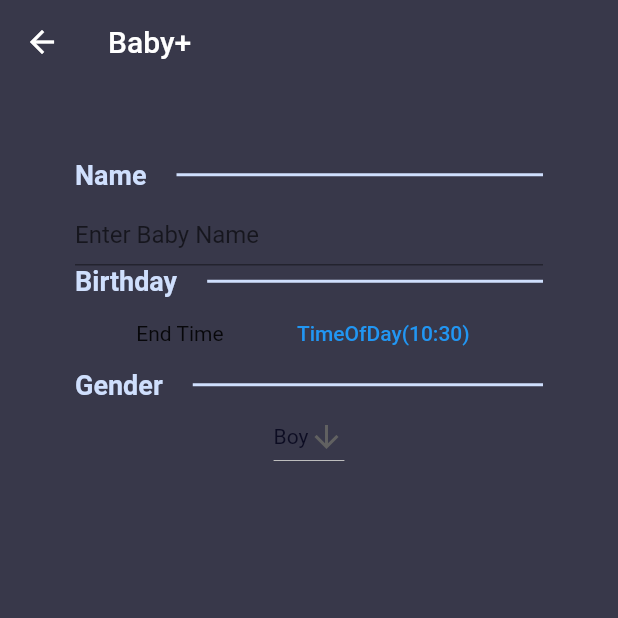
After one commit to andycobson/TowelsOfTheGalaxy, a Flutter app: the BabyCreateView screen opened directly, on a phone screen of 412 x 824 dp, the top half of it. The commit adds this screen. Run offline on Flutter 3.47's test engine with Material 2 defaults, Android fonts, the phone set to English and light mode, and no system bars; our stand-ins replace cloud_firestore, equatable, firebase_auth, firebase_core, shared_preferences; accounts and stored records are empty; generated files the repository leaves out were written again.

Commit message:
Manually injected Baby+ page from henry-food branch to henryv2 branch

```diff
--- a/lib/component/navigation_handling.dart
+++ b/lib/component/navigation_handling.dart
@@ -9,7 +9,7 @@ import 'package:baby_tracks/view/metric_views/throwup_view.dart';
 import 'package:baby_tracks/view/nav_views/metrics_view.dart';
 import 'package:baby_tracks/view/nav_views/settings_view.dart';
 import 'package:baby_tracks/view/metric_views/test_view.dart';
-
+import 'package:baby_tracks/view/metric_views/babycreate_view.dart';
 import 'package:flutter/material.dart';
 import '../view/entries_views/CustomFilter.dart';
 import '../view/entries_views/PastSvnDays.dart';
@@ -61,6 +61,7 @@ class TabNavigator extends StatelessWidget {
       dayRoute: (context) => DaysView(),
       weekRoute: (context) => WeeksView(),
       customRoute: (context) => CustomView(),
+      babycreateRoute: (context) => BabyCreateView(),
       testRoute: (context) => TestView(),
     };
   }
--- a/lib/constants/routes.dart
+++ b/lib/constants/routes.dart
@@ -16,3 +16,4 @@ const dayRoute = '/days';
 const weekRoute = '/week';
 const customRoute = '/custom';
 const testRoute = '/test';
+const babycreateRoute = '/babycreate';
--- a/lib/model/card_item.dart
+++ b/lib/model/card_item.dart
@@ -11,6 +11,7 @@ import '../constants/routes.dart';
 import '../view/entries_views/CustomFilter.dart';
 import '../view/entries_views/PastSvnDays.dart';
 import '../view/entries_views/TodaysEntrys.dart';
+import '../view/metric_views/babycreate_view.dart';
 
 class CardItem {
   String title = "";
@@ -37,6 +38,7 @@ class CardItem {
           const VaccineView(), vaccineRoute),
       CardItem('Test', const Color.fromARGB(255, 231, 255, 172), TestView(),
           testRoute),
+      CardItem('BABY+', Colors.blue, BabyCreateView(), babycreateRoute),
     ];
   }
 }
--- /dev/null
+++ b/lib/view/metric_views/babycreate_view.dart
@@ -0,0 +1,169 @@
+import 'package:flutter/material.dart';
+import 'package:intl/intl.dart';
+import 'package:baby_tracks/constants/palette.dart';
+import 'package:baby_tracks/model/FoodMetricModel.dart';
+import 'package:baby_tracks/component/text_divider.dart';
+import 'package:baby_tracks/model/AppUser.dart';
+import 'package:baby_tracks/service/auth.dart';
+import 'package:baby_tracks/service/database.dart';
+
+class BabyCreateView extends StatefulWidget {
+  const BabyCreateView({super.key});
+
+  @override
+  State<BabyCreateView> createState() => _BabyCreateViewState();
+}
+
+class _BabyCreateViewState extends State<BabyCreateView> {
+  TimeOfDay time = TimeOfDay.now();
+  static const List<String> list = <String>['Boy', 'Girl'];
+  String dropdownValue = list.first;
+
+  @override
+  Widget build(BuildContext context) {
+    return Scaffold(
+      appBar: AppBar(
+        title: Text('Baby+'),
+        backgroundColor: ColorPalette.backgroundRGB,
+        elevation: 0,
+      ),
+      backgroundColor: ColorPalette.backgroundRGB,
+      body: Container(
+        padding: const EdgeInsets.symmetric(vertical: 50.0, horizontal: 50.0),
+        child: Column(
+          children: [
+            Row(
+              // ignore: prefer_const_literals_to_create_immutables
+              children: [
+                const Text(
+                  'Name',
+                  style: TextStyle(
+                    color: ColorPalette.lightAccent,
+                    fontSize: 18,
+                    fontWeight: FontWeight.bold,
+                  ),
+                ),
+                SizedBox(
+                  width: 20,
+                ),
+                const Expanded(
+                  child: Divider(
+                    color: ColorPalette.lightAccent,
+                    thickness: 2.0,
+                  ),
+                ),
+              ],
+            ),
+            Container(
+              //This container's Send button only affects this container
+              height: 50,
+              child: Column(
+                children: const [
+                  SizedBox(
+                    height: 10,
+                  ),
+                  Expanded(
+                    child: TextField(
+                      style: TextStyle(
+                        color: ColorPalette.lightAccent,
+                      ),
+                      decoration: InputDecoration(labelText: 'Enter Baby Name'),
+                      keyboardType: TextInputType.name,
+                      maxLines: null,
+                      expands: true, // <-- SEE HERE
+                    ),
+                  ),
+                ],
+              ),
+            ),
+            Row(
+              // ignore: prefer_const_literals_to_create_immutables
+              children: [
+                const Text(
+                  'Birthday',
+                  style: TextStyle(
+                    color: ColorPalette.lightAccent,
+                    fontSize: 18,
+                    fontWeight: FontWeight.bold,
+                  ),
+                ),
+                SizedBox(
+                  width: 20,
+                ),
+                const Expanded(
+                  child: Divider(
+                    color: ColorPalette.lightAccent,
+                    thickness: 2.0,
+                  ),
+                ),
+              ],
+            ),
+            Row(mainAxisAlignment: MainAxisAlignment.spaceEvenly, children: []),
+            Row(
+              mainAxisAlignment: MainAxisAlignment.spaceEvenly,
+              children: [
+                const Text('End Time'),
+                TextButton(
+                  child: Text(time.toString()),
+                  onPressed: () async {
+                    TimeOfDay? newTime = await showTimePicker(
+                        context: context, initialTime: time);
+
+                    if (newTime == null) return;
+
+                    setState(() {
+                      time = newTime;
+                    });
+                  },
+                ),
+              ],
+            ),
+            Row(
+              // ignore: prefer_const_literals_to_create_immutables
+              children: [
+                const Text(
+                  'Gender',
+                  style: TextStyle(
+                    color: ColorPalette.lightAccent,
+                    fontSize: 18,
+                    fontWeight: FontWeight.bold,
+                  ),
+                ),
+                SizedBox(
+                  width: 20,
+                ),
+                const Expanded(
+                  child: Divider(
+                    color: ColorPalette.lightAccent,
+                    thickness: 2.0,
+                  ),
+                ),
+              ],
+            ),
+            DropdownButton<String>(
+              value: dropdownValue,
+              icon: const Icon(Icons.arrow_downward),
+              elevation: 16,
+              style: const TextStyle(color: ColorPalette.background),
+              onChanged: (String? value) {
+                setState(() {
+                  dropdownValue = value!;
+                });
+              },
+              items: list.map<DropdownMenuItem<String>>((String value) {
+                return DropdownMenuItem<String>(
+                  value: value,
+                  child: Text(value),
+                );
+              }).toList(),
+            ),
+          ],
+        ),
+      ),
+    );
+  }
+}
+
+// class _BabyCreateViewState extends State<BabyCreateView> {
+// TimeOfDay time = TimeOfDay.now();
+// }
```
